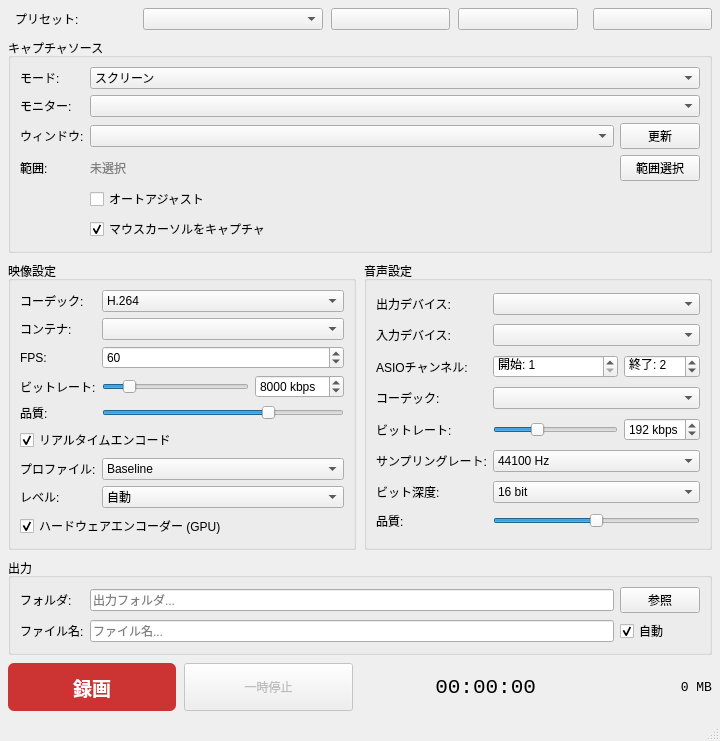
Old version of the form src/ui/MainWindow.ui in the repository hiroshi-tamura/pbRecorder.
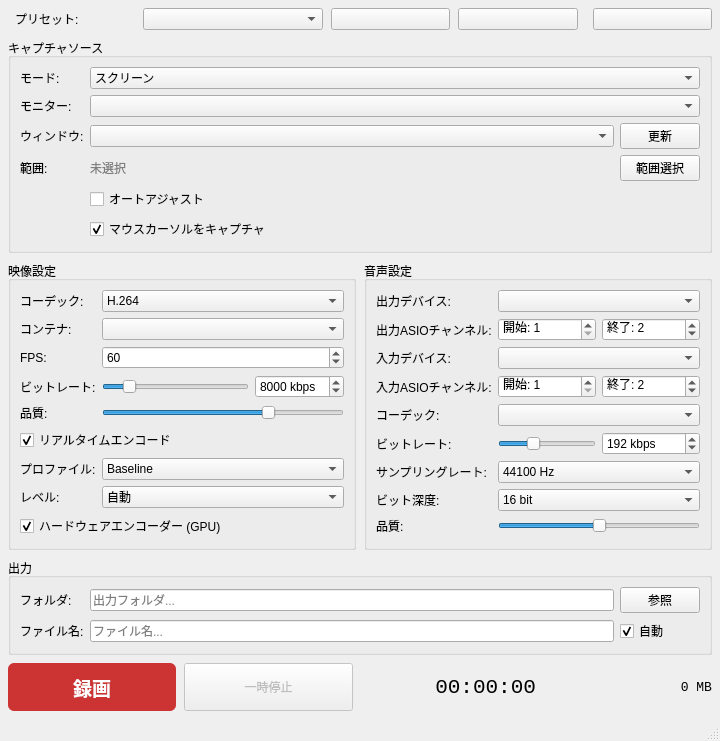
New version of the form.

Commit message:
v0.4.0: ASIO support, peak meters, separate channel controls
- Add ASIO SDK integration (input + output channel capture)
- Add ASIO_Output device type for recording playback channels
- Separate ASIO channel selection for output and input devices
- Add real-time peak meters with dB scale under each audio device
- Add application icon (title bar + taskbar)
- Fix IAudioMeterInformation for MinGW
- Bump version to 0.4.0

```diff
--- a/src/ui/MainWindow.ui
+++ b/src/ui/MainWindow.ui
@@ -463,24 +463,80 @@
          <item row="0" column="1" colspan="2">
           <widget class="QComboBox" name="outputAudioCombo"/>
          </item>
-         <item row="1" column="0">
+         <!-- row 1: output peak meter (added programmatically) -->
+         <!-- row 2: Output ASIO channel -->
+         <item row="2" column="0">
+          <widget class="QLabel" name="asioOutChannelLabel">
+           <property name="text">
+            <string>出力ASIOチャンネル:</string>
+           </property>
+          </widget>
+         </item>
+         <item row="2" column="1">
+          <widget class="QSpinBox" name="asioOutStartChSpin">
+           <property name="minimum">
+            <number>1</number>
+           </property>
+           <property name="maximum">
+            <number>64</number>
+           </property>
+           <property name="value">
+            <number>1</number>
+           </property>
+           <property name="prefix">
+            <string>開始: </string>
+           </property>
+           <property name="sizePolicy">
+            <sizepolicy hsizetype="Expanding" vsizetype="Fixed">
+             <horstretch>1</horstretch>
+             <verstretch>0</verstretch>
+            </sizepolicy>
+           </property>
+          </widget>
+         </item>
+         <item row="2" column="2">
+          <widget class="QSpinBox" name="asioOutEndChSpin">
+           <property name="minimum">
+            <number>1</number>
+           </property>
+           <property name="maximum">
+            <number>64</number>
+           </property>
+           <property name="value">
+            <number>2</number>
+           </property>
+           <property name="prefix">
+            <string>終了: </string>
+           </property>
+           <property name="sizePolicy">
+            <sizepolicy hsizetype="Expanding" vsizetype="Fixed">
+             <horstretch>1</horstretch>
+             <verstretch>0</verstretch>
+            </sizepolicy>
+           </property>
+          </widget>
+         </item>
+         <!-- row 3: Input device -->
+         <item row="3" column="0">
           <widget class="QLabel" name="inputAudioLabel">
            <property name="text">
             <string>入力デバイス:</string>
            </property>
           </widget>
          </item>
-         <item row="1" column="1" colspan="2">
+         <item row="3" column="1" colspan="2">
           <widget class="QComboBox" name="inputAudioCombo"/>
          </item>
-         <item row="2" column="0">
+         <!-- row 4: input peak meter (added programmatically) -->
+         <!-- row 5: Input ASIO channel -->
+         <item row="5" column="0">
           <widget class="QLabel" name="asioChannelLabel">
            <property name="text">
-            <string>ASIOチャンネル:</string>
+            <string>入力ASIOチャンネル:</string>
            </property>
           </widget>
          </item>
-         <item row="2" column="1">
+         <item row="5" column="1">
           <widget class="QSpinBox" name="asioStartChSpin">
            <property name="minimum">
             <number>1</number>
@@ -494,9 +550,15 @@
            <property name="prefix">
             <string>開始: </string>
            </property>
+           <property name="sizePolicy">
+            <sizepolicy hsizetype="Expanding" vsizetype="Fixed">
+             <horstretch>1</horstretch>
+             <verstretch>0</verstretch>
+            </sizepolicy>
+           </property>
           </widget>
          </item>
-         <item row="2" column="2">
+         <item row="5" column="2">
           <widget class="QSpinBox" name="asioEndChSpin">
            <property name="minimum">
             <number>1</number>
@@ -510,27 +572,34 @@
            <property name="prefix">
             <string>終了: </string>
            </property>
+           <property name="sizePolicy">
+            <sizepolicy hsizetype="Expanding" vsizetype="Fixed">
+             <horstretch>1</horstretch>
+             <verstretch>0</verstretch>
+            </sizepolicy>
+           </property>
           </widget>
          </item>
-         <item row="3" column="0">
+         <!-- row 6: Codec -->
+         <item row="6" column="0">
           <widget class="QLabel" name="audioCodecLabel">
            <property name="text">
             <string>コーデック:</string>
            </property>
           </widget>
          </item>
-         <item row="3" column="1" colspan="2">
+         <item row="6" column="1" colspan="2">
           <widget class="QComboBox" name="audioCodecCombo"/>
          </item>
-         <!-- Bitrate row (for AAC/MP3/WMA/Opus) -->
-         <item row="4" column="0">
+         <!-- row 7: Bitrate (for AAC/MP3/WMA/Opus) -->
+         <item row="7" column="0">
           <widget class="QLabel" name="audioBitrateLabel">
            <property name="text">
             <string>ビットレート:</string>
            </property>
           </widget>
          </item>
-         <item row="4" column="1">
+         <item row="7" column="1">
           <widget class="QSlider" name="audioBitrateSlider">
            <property name="orientation">
             <enum>Qt::Horizontal</enum>
@@ -552,7 +621,7 @@
            </property>
           </widget>
          </item>
-         <item row="4" column="2">
+         <item row="7" column="2">
           <widget class="QSpinBox" name="audioBitrateSpinBox">
            <property name="minimum">
             <number>32</number>
@@ -571,15 +640,15 @@
            </property>
           </widget>
          </item>
-         <!-- Sample Rate row (for PCM) -->
-         <item row="5" column="0">
+         <!-- row 8: Sample Rate (for PCM) -->
+         <item row="8" column="0">
           <widget class="QLabel" name="audioSampleRateLabel">
            <property name="text">
             <string>サンプリングレート:</string>
            </property>
           </widget>
          </item>
-         <item row="5" column="1" colspan="2">
+         <item row="8" column="1" colspan="2">
           <widget class="QComboBox" name="audioSampleRateCombo">
            <item>
             <property name="text">
@@ -598,15 +667,15 @@
            </item>
           </widget>
          </item>
-         <!-- Bit Depth row (for PCM) -->
-         <item row="6" column="0">
+         <!-- row 9: Bit Depth (for PCM) -->
+         <item row="9" column="0">
           <widget class="QLabel" name="audioBitDepthLabel">
            <property name="text">
             <string>ビット深度:</string>
            </property>
           </widget>
          </item>
-         <item row="6" column="1" colspan="2">
+         <item row="9" column="1" colspan="2">
           <widget class="QComboBox" name="audioBitDepthCombo">
            <item>
             <property name="text">
@@ -625,15 +694,15 @@
            </item>
           </widget>
          </item>
-         <!-- Vorbis Quality row -->
-         <item row="7" column="0">
+         <!-- row 10: Vorbis Quality -->
+         <item row="10" column="0">
           <widget class="QLabel" name="vorbisQualityLabel">
            <property name="text">
             <string>品質:</string>
            </property>
           </widget>
          </item>
-         <item row="7" column="1" colspan="2">
+         <item row="10" column="1" colspan="2">
           <widget class="QSlider" name="vorbisQualitySlider">
            <property name="orientation">
             <enum>Qt::Horizontal</enum>
```
Left out of the diff: 1 changed line with no effect on the pictures. The commit also changes 11 other files.
